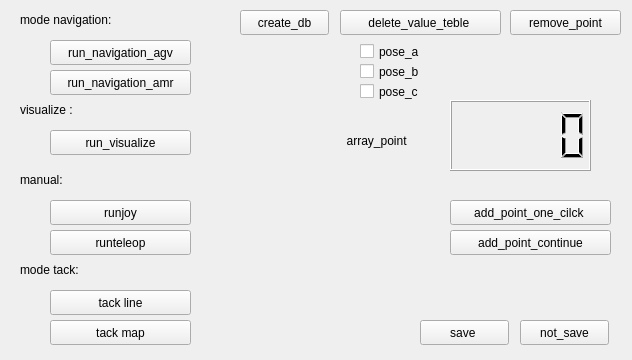
First picture: the form in resource/MyPlugin.ui, repository Phetme/rqt_mypkg, before the edit.
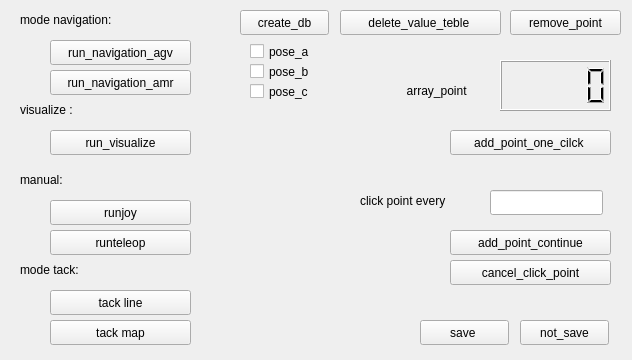
Second picture: the form after the edit.

Commit message: add_count_add_point_per_round

The edit to the form file:
```diff
--- a/resource/MyPlugin.ui
+++ b/resource/MyPlugin.ui
@@ -17,7 +17,7 @@
    <property name="geometry">
     <rect>
      <x>450</x>
-     <y>200</y>
+     <y>130</y>
      <width>161</width>
      <height>25</height>
     </rect>
@@ -84,7 +84,7 @@
   <widget class="QCheckBox" name="pose_a">
    <property name="geometry">
     <rect>
-     <x>360</x>
+     <x>250</x>
      <y>40</y>
      <width>92</width>
      <height>23</height>
@@ -97,7 +97,7 @@
   <widget class="QCheckBox" name="pose_b">
    <property name="geometry">
     <rect>
-     <x>360</x>
+     <x>250</x>
      <y>60</y>
      <width>92</width>
      <height>23</height>
@@ -110,7 +110,7 @@
   <widget class="QCheckBox" name="pose_c">
    <property name="geometry">
     <rect>
-     <x>360</x>
+     <x>250</x>
      <y>80</y>
      <width>92</width>
      <height>23</height>
@@ -136,20 +136,20 @@
   <widget class="QLCDNumber" name="arrypoint">
    <property name="geometry">
     <rect>
-     <x>450</x>
-     <y>100</y>
-     <width>141</width>
-     <height>71</height>
+     <x>500</x>
+     <y>60</y>
+     <width>111</width>
+     <height>51</height>
     </rect>
    </property>
   </widget>
   <widget class="QLabel" name="label_5">
    <property name="geometry">
     <rect>
-     <x>330</x>
-     <y>120</y>
-     <width>111</width>
-     <height>41</height>
+     <x>390</x>
+     <y>80</y>
+     <width>101</width>
+     <height>21</height>
     </rect>
    </property>
    <property name="text">
@@ -312,6 +312,42 @@
     <string>tack line</string>
    </property>
   </widget>
+  <widget class="QPushButton" name="cancel_click_point">
+   <property name="geometry">
+    <rect>
+     <x>450</x>
+     <y>260</y>
+     <width>161</width>
+     <height>25</height>
+    </rect>
+   </property>
+   <property name="text">
+    <string>cancel_click_point</string>
+   </property>
+  </widget>
+  <widget class="QLineEdit" name="intervel_point">
+   <property name="geometry">
+    <rect>
+     <x>490</x>
+     <y>190</y>
+     <width>113</width>
+     <height>25</height>
+    </rect>
+   </property>
+  </widget>
+  <widget class="QLabel" name="label_10">
+   <property name="geometry">
+    <rect>
+     <x>360</x>
+     <y>190</y>
+     <width>111</width>
+     <height>21</height>
+    </rect>
+   </property>
+   <property name="text">
+    <string>click point every</string>
+   </property>
+  </widget>
  </widget>
  <resources/>
  <connections/>
```
The commit also changes 2 other files.
